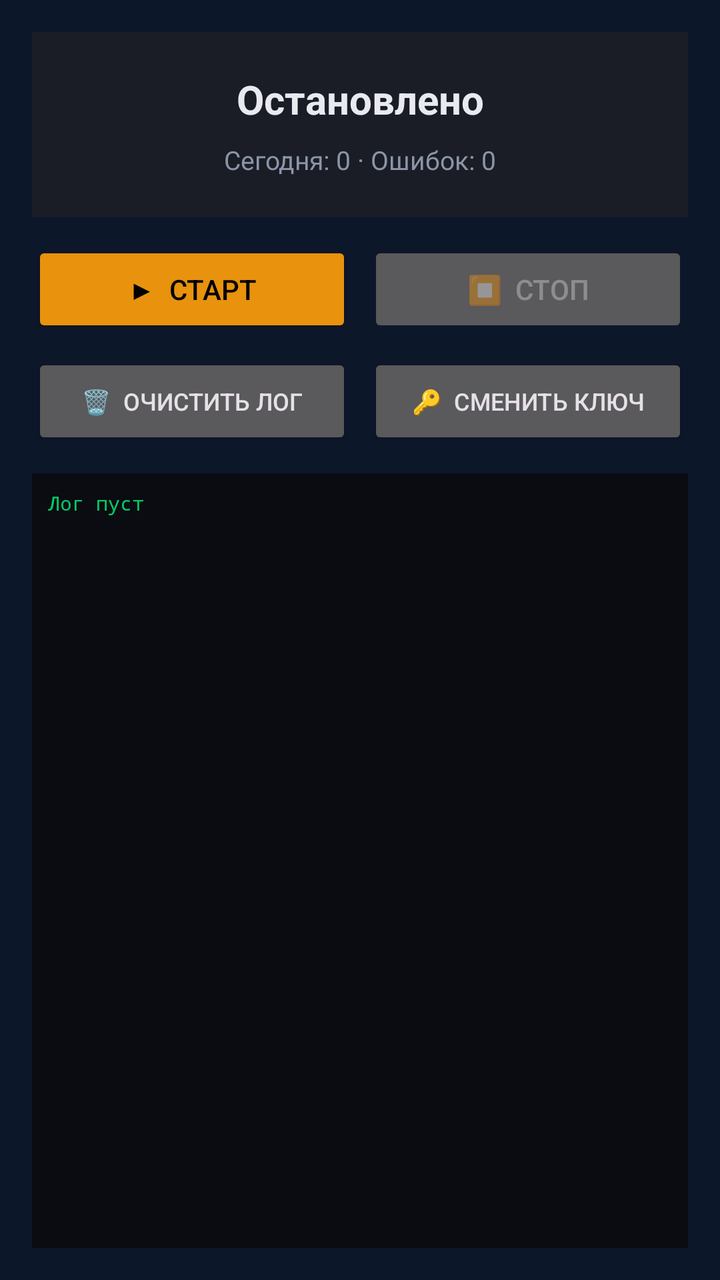
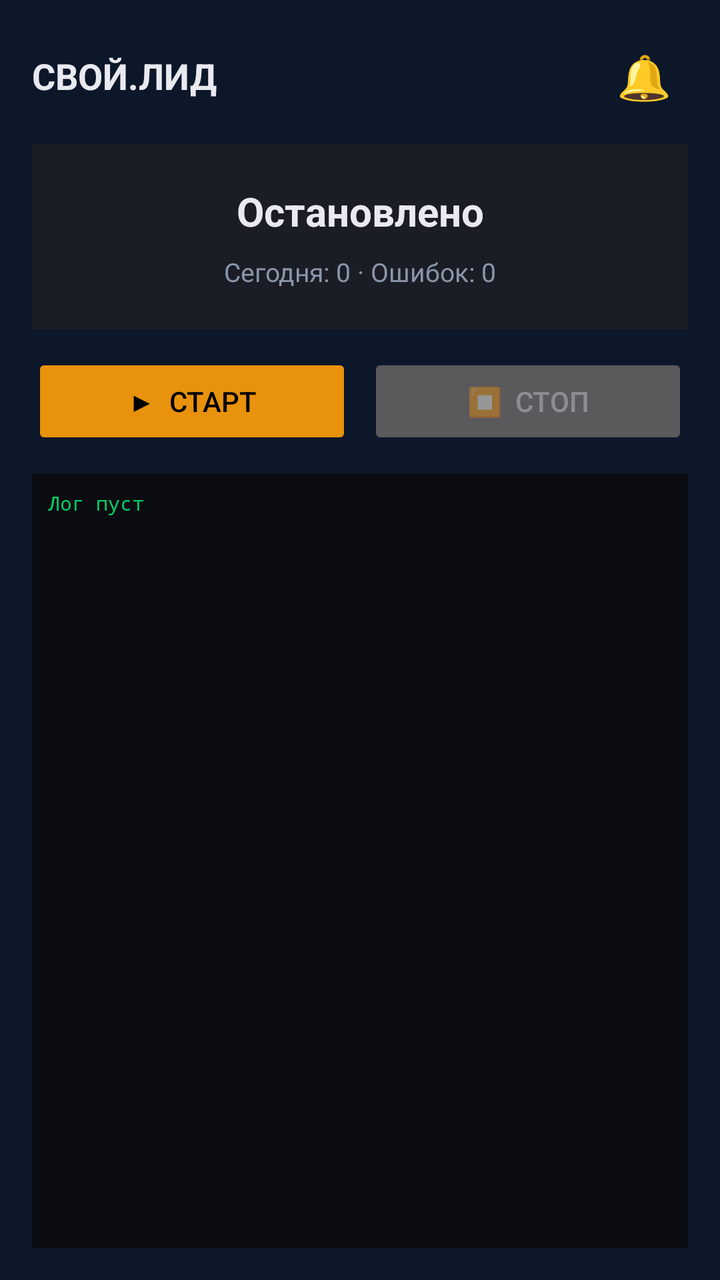

Two renders of the same Android screen: before a commit and after it. Below are the layout's source before the change and the commit's diff.
<!-- AndroidManifest.xml: application theme Theme.SvoiLid -->
<!-- res/layout/fragment_home.xml -->
<?xml version="1.0" encoding="utf-8"?>
<LinearLayout xmlns:android="http://schemas.android.com/apk/res/android"
    android:layout_width="match_parent"
    android:layout_height="match_parent"
    android:orientation="vertical"
    android:background="@color/bg_main"
    android:padding="16dp">

    
    <LinearLayout
        android:layout_width="match_parent"
        android:layout_height="wrap_content"
        android:orientation="vertical"
        android:background="@color/bg_card"
        android:padding="20dp"
        android:layout_marginBottom="12dp">

        <TextView
            android:id="@+id/tvStatus"
            android:layout_width="match_parent"
            android:layout_height="wrap_content"
            android:text="Остановлено"
            android:textColor="@color/text_primary"
            android:textSize="20sp"
            android:textStyle="bold"
            android:gravity="center" />

        <TextView
            android:id="@+id/tvStats"
            android:layout_width="match_parent"
            android:layout_height="wrap_content"
            android:text="Сегодня: 0 · Ошибок: 0"
            android:textColor="@color/text_secondary"
            android:textSize="13sp"
            android:gravity="center"
            android:layout_marginTop="8dp" />
    </LinearLayout>

    
    <LinearLayout
        android:layout_width="match_parent"
        android:layout_height="wrap_content"
        android:orientation="horizontal"
        android:layout_marginBottom="8dp">

        <Button
            android:id="@+id/btnStart"
            android:layout_width="0dp"
            android:layout_height="wrap_content"
            android:layout_weight="1"
            android:text="▶  Старт"
            android:textColor="#000"
            android:backgroundTint="@color/accent"
            android:layout_marginEnd="4dp" />

        <Button
            android:id="@+id/btnStop"
            android:layout_width="0dp"
            android:layout_height="wrap_content"
            android:layout_weight="1"
            android:text="⏹  Стоп"
            android:enabled="false"
            android:layout_marginStart="4dp" />
    </LinearLayout>

    
    <LinearLayout
        android:layout_width="match_parent"
        android:layout_height="wrap_content"
        android:orientation="horizontal"
        android:layout_marginBottom="12dp">

        <Button
            android:id="@+id/btnClear"
            android:layout_width="0dp"
            android:layout_height="wrap_content"
            android:layout_weight="1"
            android:text="🗑  Очистить лог"
            android:textSize="12sp"
            android:layout_marginEnd="4dp" />

        <Button
            android:id="@+id/btnChangeKey"
            android:layout_width="0dp"
            android:layout_height="wrap_content"
            android:layout_weight="1"
            android:text="🔑  Сменить ключ"
            android:textSize="12sp"
            android:layout_marginStart="4dp" />
    </LinearLayout>

    
    <ScrollView
        android:id="@+id/logScroll"
        android:layout_width="match_parent"
        android:layout_height="0dp"
        android:layout_weight="1"
        android:background="#0a0c11"
        android:padding="8dp">

        <TextView
            android:id="@+id/tvLog"
            android:layout_width="match_parent"
            android:layout_height="wrap_content"
            android:textColor="#00cc66"
            android:textSize="10sp"
            android:fontFamily="monospace"
            android:text="Лог пуст\n" />
    </ScrollView>

</LinearLayout>
<!-- resources referenced by this layout -->
<resources>
  <color name="accent">#e8920d</color>
  <color name="bg_card">#1a1d26</color>
  <color name="bg_main">#0d172a</color>
  <color name="text_primary">#e8eaf0</color>
  <color name="text_secondary">#8b95a8</color>
  <style name="Theme.SvoiLid" parent="Theme.Material3.Dark.NoActionBar">
          <item name="colorPrimary">@color/accent</item>
          <item name="colorOnPrimary">#000000</item>
          <item name="colorPrimaryContainer">@color/accent_soft</item>
          <item name="colorOnPrimaryContainer">@color/accent</item>
  
          <item name="colorSecondary">@color/accent</item>
          <item name="colorOnSecondary">#000000</item>
  
          <item name="android:colorBackground">@color/bg_main</item>
          <item name="colorSurface">@color/bg_card</item>
          <item name="colorOnSurface">@color/text_primary</item>
          <item name="colorSurfaceVariant">@color/bg_input</item>
          <item name="colorOnSurfaceVariant">@color/text_secondary</item>
  
          <item name="colorError">@color/red</item>
          <item name="android:statusBarColor">@color/bg_main</item>
          <item name="android:navigationBarColor">@color/bg_main</item>
          <item name="android:windowLightStatusBar">false</item>
      </style>
  <color name="accent_soft">#1FE8920D</color>
  <color name="bg_input">#11131a</color>
  <color name="red">#e84057</color>
</resources>

<!-- the commit's change to res/layout/fragment_home.xml (unified diff, before → after) -->
@@ -5,6 +5,56 @@
     android:orientation="vertical"
     android:background="@color/bg_main"
     android:padding="16dp">
+
+    
+    <LinearLayout
+        android:layout_width="match_parent"
+        android:layout_height="wrap_content"
+        android:orientation="horizontal"
+        android:gravity="center_vertical"
+        android:layout_marginBottom="12dp">
+
+        <TextView
+            android:layout_width="0dp"
+            android:layout_height="wrap_content"
+            android:layout_weight="1"
+            android:text="СВОЙ.ЛИД"
+            android:textColor="@color/text_primary"
+            android:textSize="18sp"
+            android:textStyle="bold" />
+
+        
+        <FrameLayout
+            android:id="@+id/bellWrap"
+            android:layout_width="44dp"
+            android:layout_height="44dp"
+            android:clickable="true"
+            android:focusable="true"
+            android:foreground="?attr/selectableItemBackgroundBorderless">
+
+            <TextView
+                android:layout_width="match_parent"
+                android:layout_height="match_parent"
+                android:text="🔔"
+                android:textSize="22sp"
+                android:gravity="center" />
+
+            <TextView
+                android:id="@+id/tvNotifBadge"
+                android:layout_width="wrap_content"
+                android:layout_height="18dp"
+                android:minWidth="18dp"
+                android:paddingStart="5dp"
+                android:paddingEnd="5dp"
+                android:gravity="center"
+                android:textSize="10sp"
+                android:textStyle="bold"
+                android:textColor="#000"
+                android:background="@color/accent"
+                android:layout_gravity="top|end"
+                android:visibility="gone" />
+        </FrameLayout>
+    </LinearLayout>
 
     
     <LinearLayout
@@ -41,7 +91,7 @@
         android:layout_width="match_parent"
         android:layout_height="wrap_content"
         android:orientation="horizontal"
-        android:layout_marginBottom="8dp">
+        android:layout_marginBottom="12dp">
 
         <Button
             android:id="@+id/btnStart"
@@ -60,32 +110,6 @@
             android:layout_weight="1"
             android:text="⏹  Стоп"
             android:enabled="false"
-            android:layout_marginStart="4dp" />
-    </LinearLayout>
-
-    
-    <LinearLayout
-        android:layout_width="match_parent"
-        android:layout_height="wrap_content"
-        android:orientation="horizontal"
-        android:layout_marginBottom="12dp">
-
-        <Button
-            android:id="@+id/btnClear"
-            android:layout_width="0dp"
-            android:layout_height="wrap_content"
-            android:layout_weight="1"
-            android:text="🗑  Очистить лог"
-            android:textSize="12sp"
-            android:layout_marginEnd="4dp" />
-
-        <Button
-            android:id="@+id/btnChangeKey"
-            android:layout_width="0dp"
-            android:layout_height="wrap_content"
-            android:layout_weight="1"
-            android:text="🔑  Сменить ключ"
-            android:textSize="12sp"
             android:layout_marginStart="4dp" />
     </LinearLayout>
 
